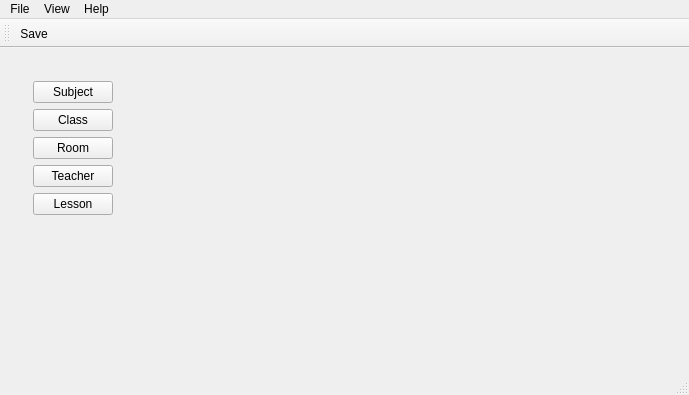
First picture: the form in Orar/OrarApp/OrarApp.ui, repository alexandrutm/UnivTimetable, before the edit.
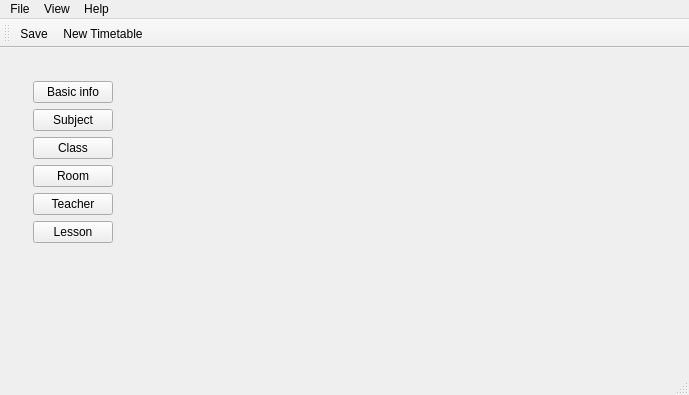
Second picture: the form after the edit.

Patch:
```diff
--- a/Orar/OrarApp/OrarApp.ui
+++ b/Orar/OrarApp/OrarApp.ui
@@ -28,6 +28,13 @@
            <layout class="QVBoxLayout" name="verticalLayout">
             <item>
              <layout class="QVBoxLayout" name="verticalLayout_2">
+              <item>
+               <widget class="QPushButton" name="btnBasicInfo">
+                <property name="text">
+                 <string>Basic info</string>
+                </property>
+               </widget>
+              </item>
               <item>
                <widget class="QPushButton" name="btnSubject">
                 <property name="text">
@@ -136,6 +143,7 @@
     <bool>false</bool>
    </attribute>
    <addaction name="actionSave"/>
+   <addaction name="NewTimetable"/>
   </widget>
   <action name="actionNew_File">
    <property name="text">
@@ -162,6 +170,11 @@
     <string>Save</string>
    </property>
   </action>
+  <action name="NewTimetable">
+   <property name="text">
+    <string>New Timetable</string>
+   </property>
+  </action>
  </widget>
  <layoutdefault spacing="6" margin="11"/>
  <resources>
```
